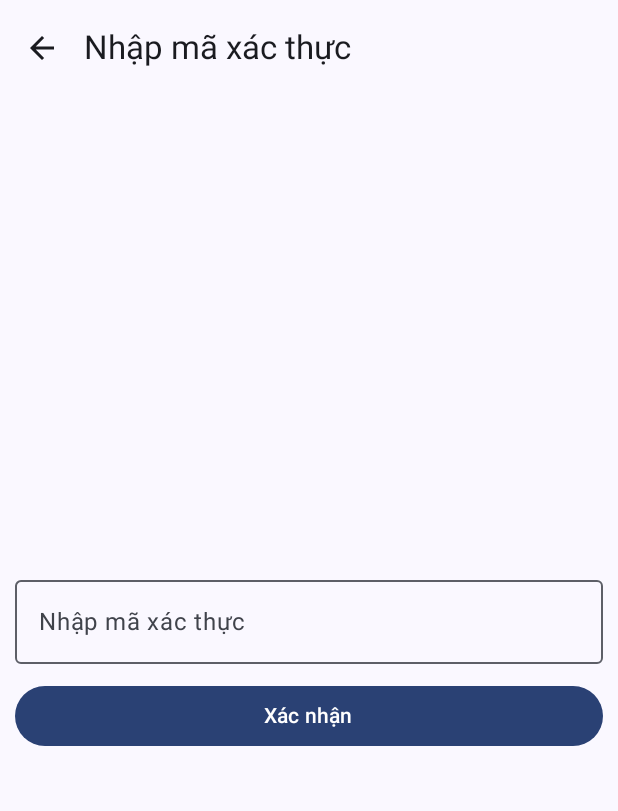
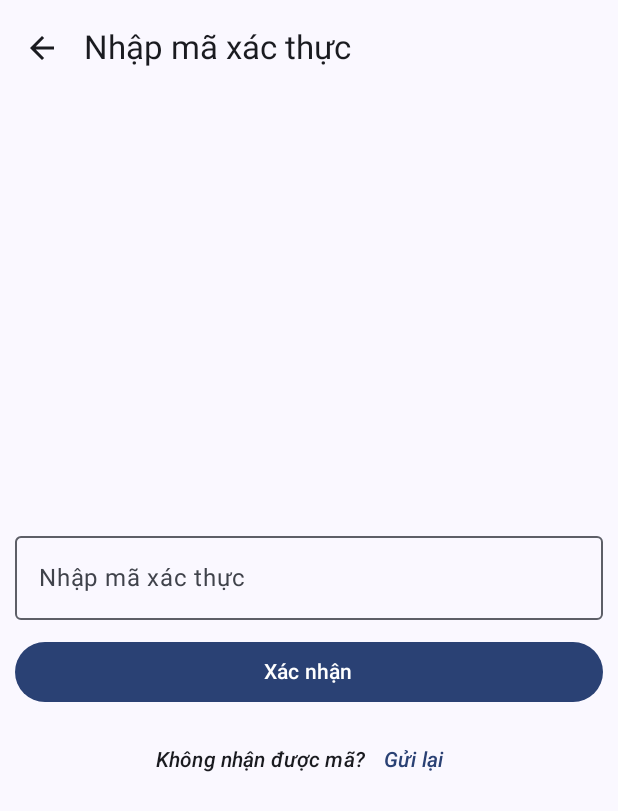
Before and after one commit to anhkien7780/SunSeek, an Android app built with Jetpack Compose: the VerifyCodeScreen screen opened through its navigation route, on a phone screen of 412 x 824 dp. Shown: the top 811 px of the screen. Run offline under Robolectric (Android 15) with nearby library versions, the phone set to English and light mode, and no system bars; pictures from the network do not load.

Commit message:
Tính năng: - **Home Screen**: Thêm icon vào dialog chọn ảnh từ thư viện hoặc chụp ảnh. Đổi vị trí 2 tùy chọn trong dialog. - **Verify Code Screen**: Thêm chức năng "Gửi lại mã" và các string resource liên quan (`did_received_code`, `resend`).
Icon mới:
- `camera.xml`: Icon máy ảnh.
- `photo_library.xml`: Icon thư viện ảnh.

Xóa:
- Xóa file `TestScreen.kt` không sử dụng.

```diff
--- a/app/src/main/java/com/example/sunseek/ui/screen/VerifyCodeScreen.kt
+++ b/app/src/main/java/com/example/sunseek/ui/screen/VerifyCodeScreen.kt
@@ -4,6 +4,7 @@ package com.example.sunseek.ui.screen
 
 import androidx.compose.foundation.layout.Arrangement
 import androidx.compose.foundation.layout.Column
+import androidx.compose.foundation.layout.Row
 import androidx.compose.foundation.layout.Spacer
 import androidx.compose.foundation.layout.fillMaxSize
 import androidx.compose.foundation.layout.fillMaxWidth
@@ -19,6 +20,7 @@ import androidx.compose.material3.MaterialTheme
 import androidx.compose.material3.OutlinedTextField
 import androidx.compose.material3.Scaffold
 import androidx.compose.material3.Text
+import androidx.compose.material3.TextButton
 import androidx.compose.material3.TopAppBar
 import androidx.compose.material3.TopAppBarDefaults
 import androidx.compose.runtime.Composable
@@ -33,10 +35,12 @@ import androidx.compose.ui.Alignment
 import androidx.compose.ui.Modifier
 import androidx.compose.ui.platform.LocalContext
 import androidx.compose.ui.res.stringResource
+import androidx.compose.ui.text.font.FontStyle
 import androidx.compose.ui.tooling.preview.Preview
 import androidx.compose.ui.unit.dp
 import androidx.lifecycle.viewmodel.compose.viewModel
 import com.example.sunseek.R
+import com.example.sunseek.model.EmailRequest
 import com.example.sunseek.model.LoadingUIState
 import com.example.sunseek.model.VerifyCodeRequest
 import com.example.sunseek.ui.theme.SunSeekTheme
@@ -122,11 +126,41 @@ fun VerifyCodeScreen(
                     style = MaterialTheme.typography.labelLarge,
                 )
             }
+            Spacer(Modifier.padding(5.dp))
+
+            Row(
+                modifier = Modifier.fillMaxWidth(),
+                horizontalArrangement = Arrangement.Center,
+                verticalAlignment = Alignment.CenterVertically
+            ) {
+                Text(
+                    text = stringResource(R.string.did_received_code),
+                    style = MaterialTheme.typography.labelLarge,
+                    fontStyle = FontStyle.Italic,
+                    color = MaterialTheme.colorScheme.onBackground
+                )
+                TextButton(onClick = {
+                    scope.launch {
+                        accountViewModel.forgetPasswordRequest(context, EmailRequest(email)) {}
+                    }
+                }) {
+                    Text(
+                        text = stringResource(R.string.resend),
+                        style = MaterialTheme.typography.labelLarge,
+                        fontStyle = FontStyle.Italic,
+                        color = MaterialTheme.colorScheme.primary
+                    )
+                }
+            }
         }
         when (loadingUIState) {
             LoadingUIState.Failed -> {}
             LoadingUIState.Idle -> {}
-            LoadingUIState.Loading -> FullScreenLoading(stringResource(R.string.verifying), innerPadding)
+            LoadingUIState.Loading -> FullScreenLoading(
+                stringResource(R.string.verifying),
+                innerPadding
+            )
+
             LoadingUIState.Success -> {}
         }
         LaunchedEffect(loadingUIState) {
--- a/app/src/main/res/values/strings.xml
+++ b/app/src/main/res/values/strings.xml
@@ -116,4 +116,6 @@ Lượng mưa ảnh hưởng trực tiếp đến tầm nhìn hoàng hôn:\n
     <string name="enter_verify_code">Nhập mã xác thực</string>
     <string name="hide_password">Ẩn mật khẩu</string>
     <string name="show_password">Hiện mật khẩu</string>
+    <string name="did_received_code">Không nhận được mã?</string>
+    <string name="resend">Gửi lại</string>
 </resources>
```
Also changed, not shown: app/src/main/java/com/example/sunseek/ui/screen/Home.kt (+36 -19 lines), app/src/main/java/com/example/sunseek/ui/screen/TestScreen.kt (deleted, +0 -109 lines), app/src/main/res/drawable/camera.xml (added, +13 -0 lines), app/src/main/res/drawable/photo_library.xml (added, +13 -0 lines).
